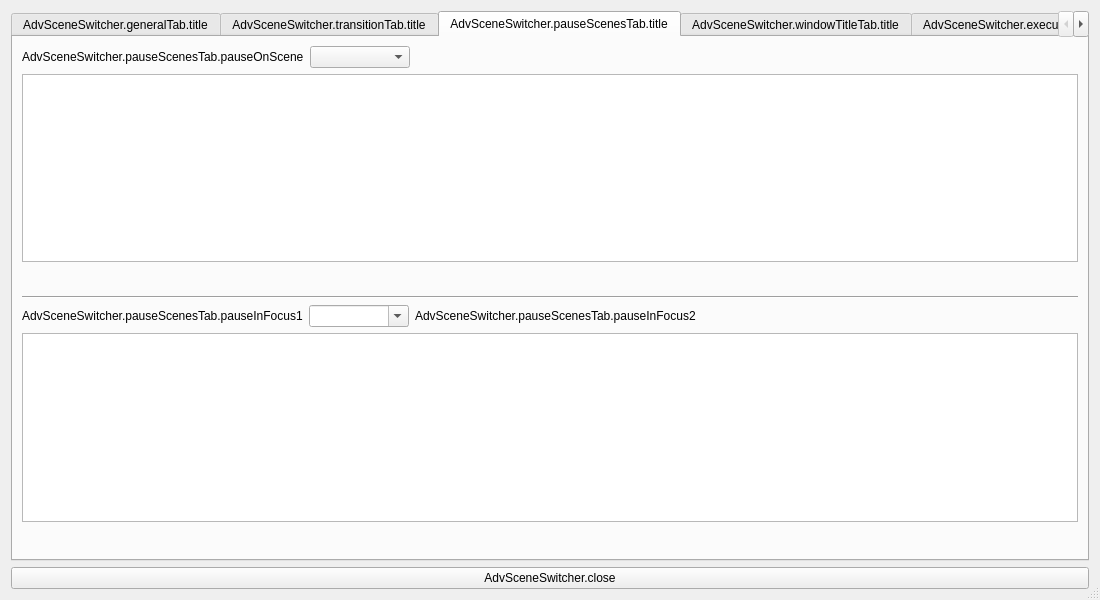
Above: forms/advanced-scene-switcher.ui from WarmUpTill/SceneSwitcher before the change. Below: the same form after it.
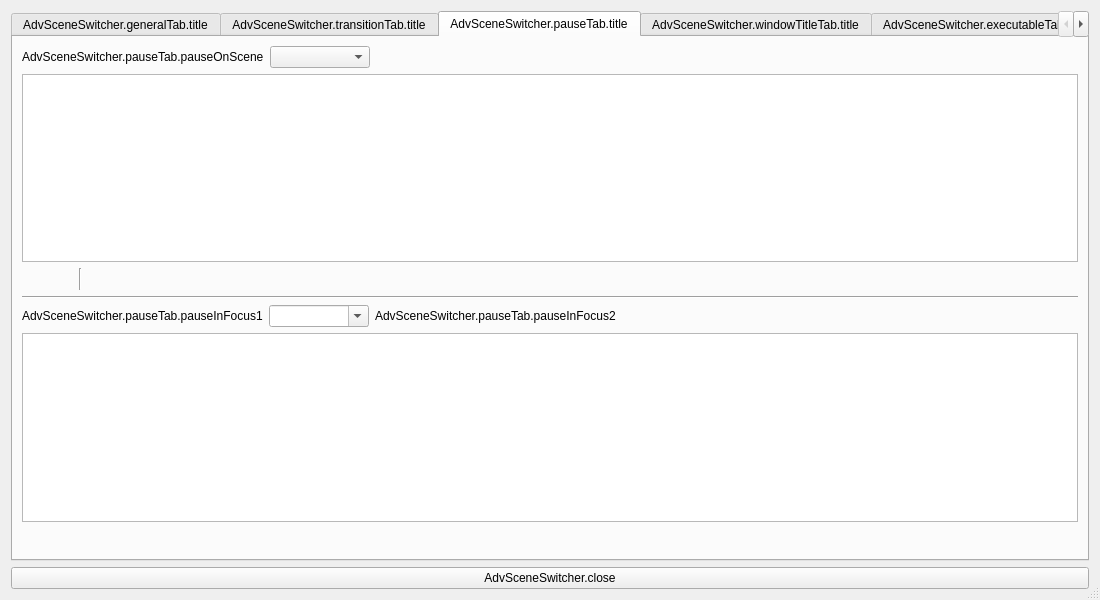
That is the form after the change. The open tabs and pages were chosen to show the change. Icons and pictures are not drawn.

Commit message:
add draft of pause switch widget
plan is to allow pausing specific switching methods

Patch:
```diff
--- a/forms/advanced-scene-switcher.ui
+++ b/forms/advanced-scene-switcher.ui
@@ -946,7 +946,7 @@
      </widget>
      <widget class="QWidget" name="pauseScenesTab">
       <attribute name="title">
-       <string>AdvSceneSwitcher.pauseScenesTab.title</string>
+       <string>AdvSceneSwitcher.pauseTab.title</string>
       </attribute>
       <layout class="QVBoxLayout" name="verticalLayout_5">
        <item>
@@ -954,7 +954,7 @@
          <item>
           <widget class="QLabel" name="label_7">
            <property name="text">
-            <string>AdvSceneSwitcher.pauseScenesTab.pauseOnScene</string>
+            <string>AdvSceneSwitcher.pauseTab.pauseOnScene</string>
            </property>
           </widget>
          </item>
@@ -1040,7 +1040,92 @@
           </widget>
          </item>
          <item>
-          <spacer name="horizontalSpacer_4">
+          <spacer name="horizontalSpacer_46">
+           <property name="orientation">
+            <enum>Qt::Horizontal</enum>
+           </property>
+           <property name="sizeType">
+            <enum>QSizePolicy::Fixed</enum>
+           </property>
+           <property name="sizeHint" stdset="0">
+            <size>
+             <width>5</width>
+             <height>20</height>
+            </size>
+           </property>
+          </spacer>
+         </item>
+         <item>
+          <widget class="Line" name="line_15">
+           <property name="orientation">
+            <enum>Qt::Vertical</enum>
+           </property>
+          </widget>
+         </item>
+         <item>
+          <spacer name="horizontalSpacer_57">
+           <property name="orientation">
+            <enum>Qt::Horizontal</enum>
+           </property>
+           <property name="sizeType">
+            <enum>QSizePolicy::Fixed</enum>
+           </property>
+           <property name="sizeHint" stdset="0">
+            <size>
+             <width>5</width>
+             <height>20</height>
+            </size>
+           </property>
+          </spacer>
+         </item>
+         <item>
+          <widget class="QPushButton" name="pauseUp">
+           <property name="maximumSize">
+            <size>
+             <width>22</width>
+             <height>22</height>
+            </size>
+           </property>
+           <property name="text">
+            <string/>
+           </property>
+           <property name="icon">
+            <iconset>
+             <normaloff>../../../forms/images/up.svg</normaloff>../../../forms/images/up.svg</iconset>
+           </property>
+           <property name="flat">
+            <bool>true</bool>
+           </property>
+           <property name="themeID" stdset="0">
+            <string>upArrowIconSmall</string>
+           </property>
+          </widget>
+         </item>
+         <item>
+          <widget class="QPushButton" name="pauseDown">
+           <property name="maximumSize">
+            <size>
+             <width>22</width>
+             <height>22</height>
+            </size>
+           </property>
+           <property name="text">
+            <string/>
+           </property>
+           <property name="icon">
+            <iconset>
+             <normaloff>../../../forms/images/down.svg</normaloff>../../../forms/images/down.svg</iconset>
+           </property>
+           <property name="flat">
+            <bool>true</bool>
+           </property>
+           <property name="themeID" stdset="0">
+            <string>downArrowIconSmall</string>
+           </property>
+          </widget>
+         </item>
+         <item>
+          <spacer name="horizontalSpacer_11">
            <property name="orientation">
             <enum>Qt::Horizontal</enum>
            </property>
@@ -1066,7 +1151,7 @@
          <item>
           <widget class="QLabel" name="label_37">
            <property name="text">
-            <string>AdvSceneSwitcher.pauseScenesTab.pauseInFocus1</string>
+            <string>AdvSceneSwitcher.pauseTab.pauseInFocus1</string>
            </property>
           </widget>
          </item>
@@ -1092,7 +1177,7 @@
          <item>
           <widget class="QLabel" name="label_38">
            <property name="text">
-            <string>AdvSceneSwitcher.pauseScenesTab.pauseInFocus2</string>
+            <string>AdvSceneSwitcher.pauseTab.pauseInFocus2</string>
            </property>
           </widget>
          </item>
```
Left out of the diff: 14 changed lines with no effect on the pictures. The commit also changes 7 other files.
